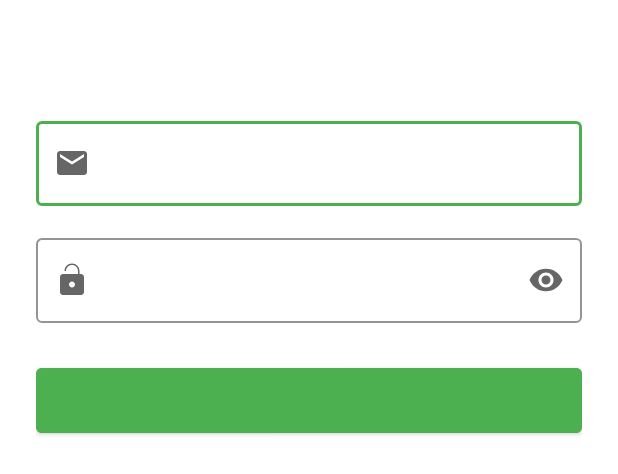
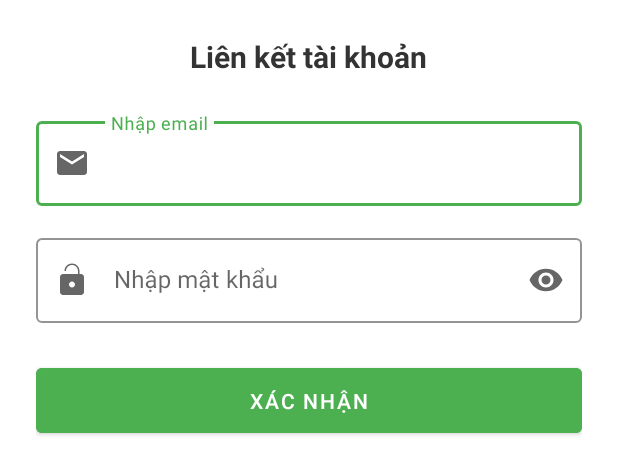
Before and after one commit to LeHoangMinhQuan/longan_variant_detect_app, an Android app: the layout dialog_link_email.xml on its own in the app's theme, with its tools: preview values and no code run, on a phone screen of 412 x 824 dp. Shown: the top 474 px of the screen. Run offline under Robolectric (Android 15) with nearby library versions, the phone set to English and light mode, and no system bars.

Commit message:
update: minor modification for dialog UIs

```diff
--- a/app/src/main/res/layout/dialog_change_display_name.xml
+++ b/app/src/main/res/layout/dialog_change_display_name.xml
@@ -15,6 +15,7 @@
         android:textColor="@color/text_color_dark"
         android:textSize="20sp"
         android:textStyle="bold"
+        android:layout_gravity="center"
         android:layout_marginBottom="24dp"/>
 
     <!-- New Display Name -->
--- a/app/src/main/res/layout/dialog_change_password.xml
+++ b/app/src/main/res/layout/dialog_change_password.xml
@@ -20,6 +20,7 @@
             android:textColor="@color/text_color_dark"
             android:textSize="20sp"
             android:textStyle="bold"
+            android:layout_gravity="center"
             android:layout_marginBottom="24dp" />
 
         <!-- Current Password -->
--- a/app/src/main/res/layout/dialog_link_email.xml
+++ b/app/src/main/res/layout/dialog_link_email.xml
@@ -17,8 +17,10 @@
             android:layout_width="wrap_content"
             android:layout_height="wrap_content"
             android:textColor="@color/text_color_dark"
+            android:text="@string/email_title"
             android:textSize="20sp"
             android:textStyle="bold"
+            android:layout_gravity="center"
             android:layout_marginBottom="24dp"
             android:contentDescription="@string/link_email_title_des" />
 
@@ -38,6 +40,7 @@
                 android:layout_width="match_parent"
                 android:layout_height="wrap_content"
                 android:inputType="textEmailAddress"
+                android:hint="@string/email_hint"
                 android:paddingStart="50dp" />
         </com.google.android.material.textfield.TextInputLayout>
 
@@ -58,7 +61,8 @@
                 android:layout_width="match_parent"
                 android:layout_height="wrap_content"
                 android:inputType="textPassword"
-                android:paddingStart="50dp" />
+                android:paddingStart="50dp"
+                android:hint="@string/password_hint"/>
         </com.google.android.material.textfield.TextInputLayout>
 
         <Button
@@ -68,6 +72,7 @@
             android:backgroundTint="@color/plant_green"
             android:textColor="@color/white"
             android:paddingVertical="12dp"
+            android:text="@string/btn_submit"
             android:contentDescription="@string/link_submit_button_des" />
 
     </LinearLayout>
--- a/app/src/main/res/values/strings.xml
+++ b/app/src/main/res/values/strings.xml
@@ -75,6 +75,7 @@
     <string name="display_name_update_failed">Không thể cập nhật tên hiển thị: %1$s</string>
 
     <!-- Link email -->
+    <string name="email_title">Liên kết tài khoản</string>
     <string name="enter_email">Vui lòng nhập email</string>
     <string name="enter_valid_email">Vui lòng nhập email hợp lệ</string>
     <string name="enter_password">Vui lòng nhập mật khẩu</string>
```
Also changed, not shown: 2 other files.
